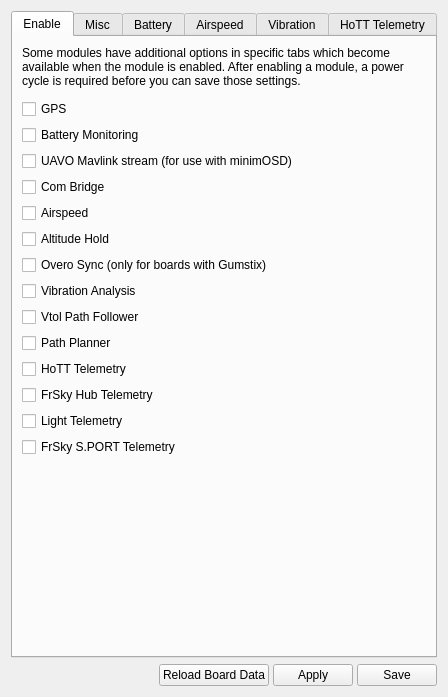
The window that ground/gcs/src/plugins/config/modules.ui (TauLabs/TauLabs) describes before a commit, drawn with Qt 5.
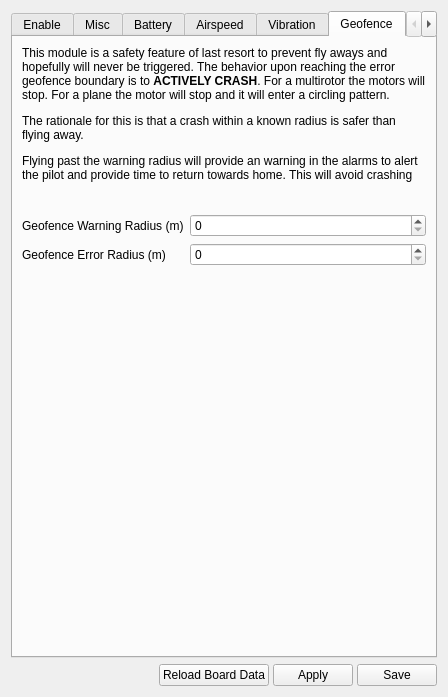
The same window after the commit. The open tabs and pages were chosen to show the change. Icons and pictures are not drawn.

Commit message:
GCS/Modules: add support for geofence configuration
Conflicts:
	ground/gcs/src/plugins/config/configmodulewidget.cpp

Conflicts:
	ground/gcs/src/plugins/config/modules.ui

Patch:
```diff
--- a/ground/gcs/src/plugins/config/modules.ui
+++ b/ground/gcs/src/plugins/config/modules.ui
@@ -518,7 +518,7 @@
            </widget>
           </item>
           <item row="2" column="0">
-           <widget class="QLabel" name="label_21">
+           <widget class="QLabel" name="label_31">
             <property name="text">
              <string>Calibration offset</string>
             </property>
@@ -599,7 +599,7 @@
            </widget>
           </item>
           <item row="2" column="0">
-           <widget class="QLabel" name="label_22">
+           <widget class="QLabel" name="label_32">
             <property name="text">
              <string>Calibration offset</string>
             </property>
@@ -819,6 +819,94 @@
        </item>
       </layout>
      </widget>
+
+     <widget class="QWidget" name="tabGeofence">
+      <attribute name="title">
+       <string>Geofence</string>
+      </attribute>
+      <layout class="QFormLayout" name="formLayout_10">
+       <item row="2" column="0">
+        <widget class="QLabel" name="label_21">
+         <property name="text">
+          <string>Geofence Warning Radius (m)</string>
+         </property>
+        </widget>
+       </item>
+       <item row="3" column="0">
+        <widget class="QLabel" name="label_22">
+         <property name="text">
+          <string>Geofence Error Radius (m)</string>
+         </property>
+        </widget>
+       </item>
+       <item row="2" column="1">
+        <widget class="QSpinBox" name="sb_geofenceWarning">
+         <property name="maximum">
+          <number>1000</number>
+         </property>
+         <property name="objrelation" stdset="0">
+          <stringlist>
+           <string>objname:GeoFenceSettings</string>
+           <string>fieldname:WarningRadius</string>
+          </stringlist>
+         </property>
+        </widget>
+       </item>
+       <item row="3" column="1">
+        <widget class="QSpinBox" name="sb_geofenceError">
+         <property name="maximum">
+          <number>1000</number>
+         </property>
+         <property name="objrelation" stdset="0">
+          <stringlist>
+           <string>objname:GeoFenceSettings</string>
+           <string>fieldname:ErrorRadius</string>
+          </stringlist>
+         </property>
+        </widget>
+       </item>
+       <item row="0" column="0" colspan="2">
+        <widget class="QLabel" name="label_34">
+         <property name="text">
+          <string>&lt;html&gt;&lt;head/&gt;&lt;body&gt;&lt;p&gt;This module is a safety feature of last resort to prevent fly aways and hopefully will never be triggered. The behavior upon reaching the error geofence boundary is to &lt;span style=&quot; font-weight:600;&quot;&gt;ACTIVELY CRASH&lt;/span&gt;. For a multirotor the motors will stop. For a plane the motor will stop and it will enter a circling pattern.&lt;/p&gt;&lt;p&gt;The rationale for this is that a crash within a known radius is safer than flying away.&lt;/p&gt;&lt;p&gt;Flying past the warning radius will provide an warning in the alarms to alert the pilot and provide time to return towards home. This will avoid crashing&lt;/p&gt;&lt;/body&gt;&lt;/html&gt;</string>
+         </property>
+         <property name="wordWrap">
+          <bool>true</bool>
+         </property>
+        </widget>
+       </item>
+       <item row="1" column="0">
+        <spacer name="verticalSpacer_2">
+         <property name="orientation">
+          <enum>Qt::Vertical</enum>
+         </property>
+         <property name="sizeType">
+          <enum>QSizePolicy::Fixed</enum>
+         </property>
+         <property name="sizeHint" stdset="0">
+          <size>
+           <width>20</width>
+           <height>20</height>
+          </size>
+         </property>
+        </spacer>
+       </item>
+       <item row="4" column="0">
+        <spacer name="verticalSpacer_7">
+         <property name="orientation">
+          <enum>Qt::Vertical</enum>
+         </property>
+         <property name="sizeHint" stdset="0">
+          <size>
+           <width>20</width>
+           <height>40</height>
+          </size>
+         </property>
+        </spacer>
+       </item>
+      </layout>
+     </widget>
+
      <widget class="QWidget" name="tabHoTTTelemetry">
       <attribute name="title">
        <string>HoTT Telemetry</string>
```
Left out of the diff: 10 changed lines with no effect on the pictures. The commit also changes 2 other files.
